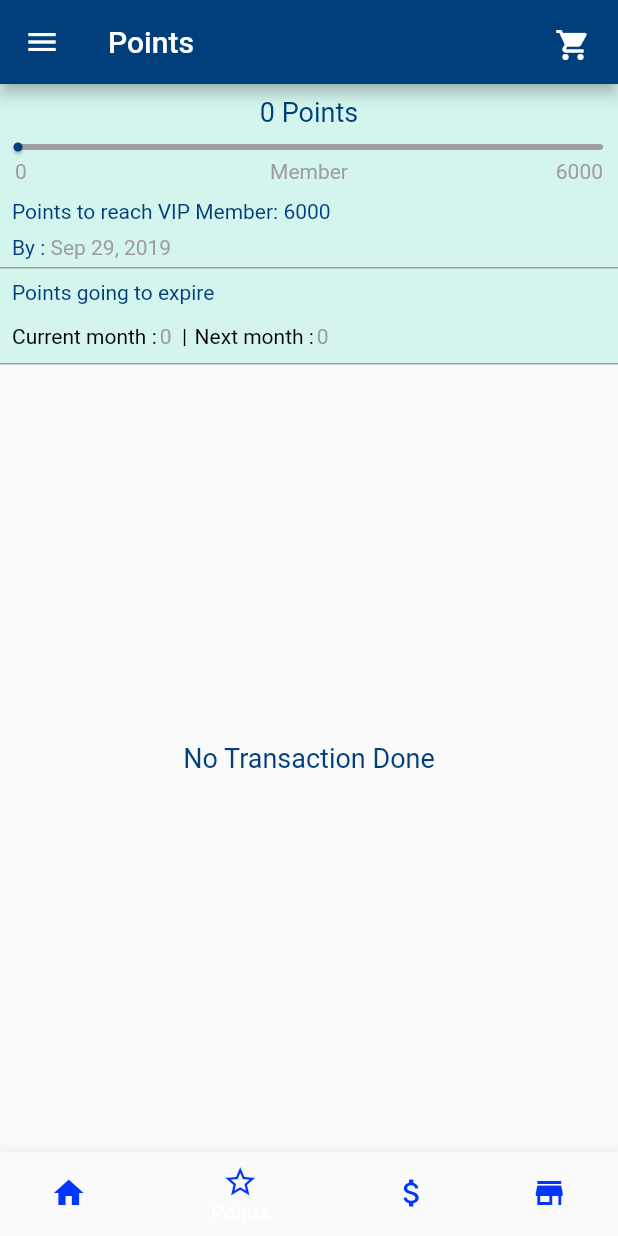
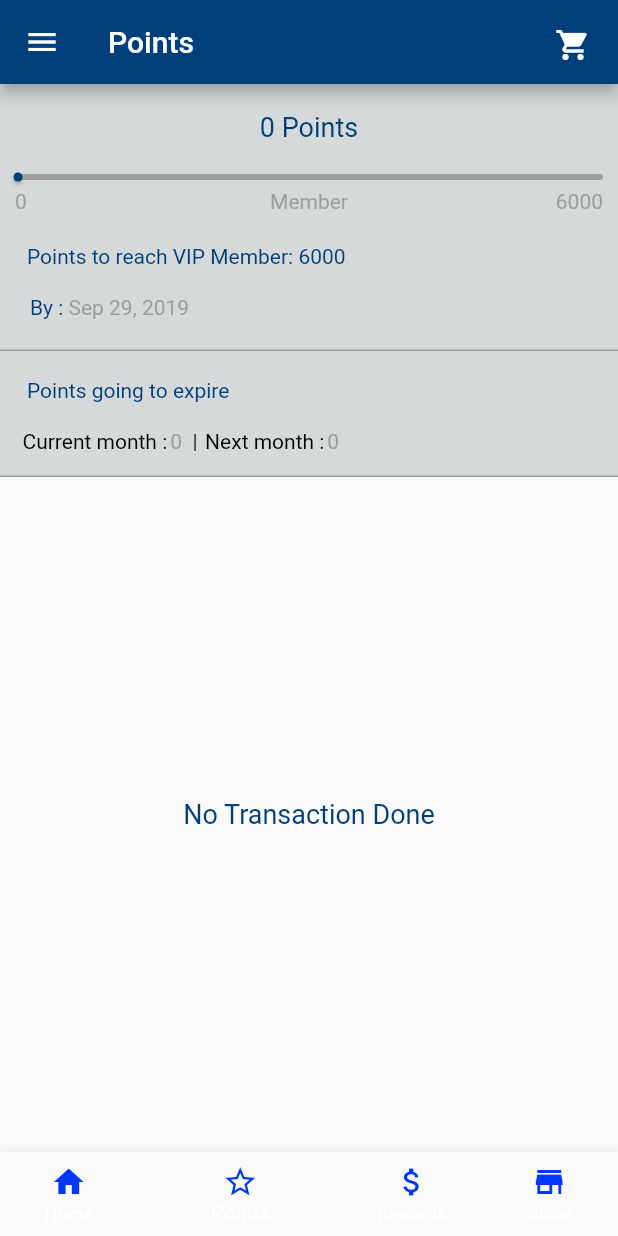
Before and after one commit to agrawal-shubham-work/myacuvue_flutter, a Flutter app: the Home screen opened by its route, item 2 of the bottom bar chosen, on a phone screen of 412 x 824 dp. Run offline on Flutter 3.47's test engine with Material 2 defaults, Android fonts, the phone set to English and light mode, and no system bars; our stand-ins replace carousel_pro, cloud_firestore, firebase_auth, firebase_database, flutter_datetime_picker, flutter_local_notifications and 4 more; accounts and stored records are empty.

Commit message:
Points page fixed and bottom navigation bar label enabled

```diff
--- a/lib/screens/home.dart
+++ b/lib/screens/home.dart
@@ -29,6 +29,8 @@ class _HomeState extends State<Home> {
   BottomNavigationBar buildBottomNavigationBar() {
     return BottomNavigationBar(
       onTap: onTapped,
+      showUnselectedLabels: true,
+      showSelectedLabels: true,
       currentIndex: currentTabIndex,
       items: [
         BottomNavigationBarItem(
--- a/lib/screens/main_points.dart
+++ b/lib/screens/main_points.dart
@@ -1,3 +1,4 @@
+import 'package:flutter/cupertino.dart';
 import 'package:flutter/material.dart';
 import 'package:my_acuvue_flutter/utilities/constants.dart';
 
@@ -28,7 +29,7 @@ class _PointsState extends State<Points> {
       width: MediaQuery.of(context).size.width,
       padding: EdgeInsets.only(bottom: 5.0),
       decoration: BoxDecoration(
-        color: Color(0xFFD3F5ED),
+        color: Color(0xFFD5D9DA),
         border: Border(
           bottom: BorderSide(color: Colors.grey),
         ),
@@ -83,15 +84,14 @@ class _PointsState extends State<Points> {
             start,
           ),
           Container(
-            padding: EdgeInsets.only(bottom: 5.0),
+            padding: EdgeInsets.only(bottom: 10.0, left: 10.0),
             decoration: BoxDecoration(
               border: Border(
                 bottom: BorderSide(color: Colors.grey),
               ),
             ),
-            child: Padding(
-              padding:
-                  const EdgeInsets.symmetric(horizontal: 8.0, vertical: 0.0),
+            child: Container(
+              padding: EdgeInsets.only(left: 10.0, bottom: 10.0),
               child: Row(
                 children: <Widget>[
                   Text(
@@ -111,8 +111,8 @@ class _PointsState extends State<Points> {
             kPointsTextStyle,
             start,
           ),
-          Padding(
-            padding: const EdgeInsets.symmetric(horizontal: 8.0, vertical: 5.0),
+          Container(
+            padding: EdgeInsets.only(left: 15.0, bottom: 10.0),
             child: Row(
               children: <Widget>[
                 pointsExpiryMonth("Current month :", "0"),
@@ -169,6 +169,7 @@ class _PointsState extends State<Points> {
     return Padding(
       padding: const EdgeInsets.all(8.0),
       child: Container(
+        padding: EdgeInsets.all(10.0),
         width: MediaQuery.of(context).size.width,
         child: Text(
           text,
--- a/lib/utilities/constants.dart
+++ b/lib/utilities/constants.dart
@@ -44,7 +44,7 @@ const kMembershipHeading = TextStyle(
 const kVipFinalText = TextStyle(fontSize: 14.0, color: Colors.grey);
 const kSettingText = TextStyle(fontSize: 18.0, color: Colors.grey);
 const kDrawerTextStyle = TextStyle(
-    fontSize: 14.0, color: Color(0xFF013F7C), fontWeight: FontWeight.w100);
+    fontSize: 14.0, color: Color(0xFF013F7C), fontWeight: FontWeight.w500);
 const kVipHeading = TextStyle(
     color: Color(0xFF013F7C), fontSize: 14.0, fontWeight: FontWeight.w900);
 const kMandatorySign = TextStyle(color: Colors.red);
```
Also changed, not shown: lib/screens/splash_screen.dart (+15 -6 lines).
